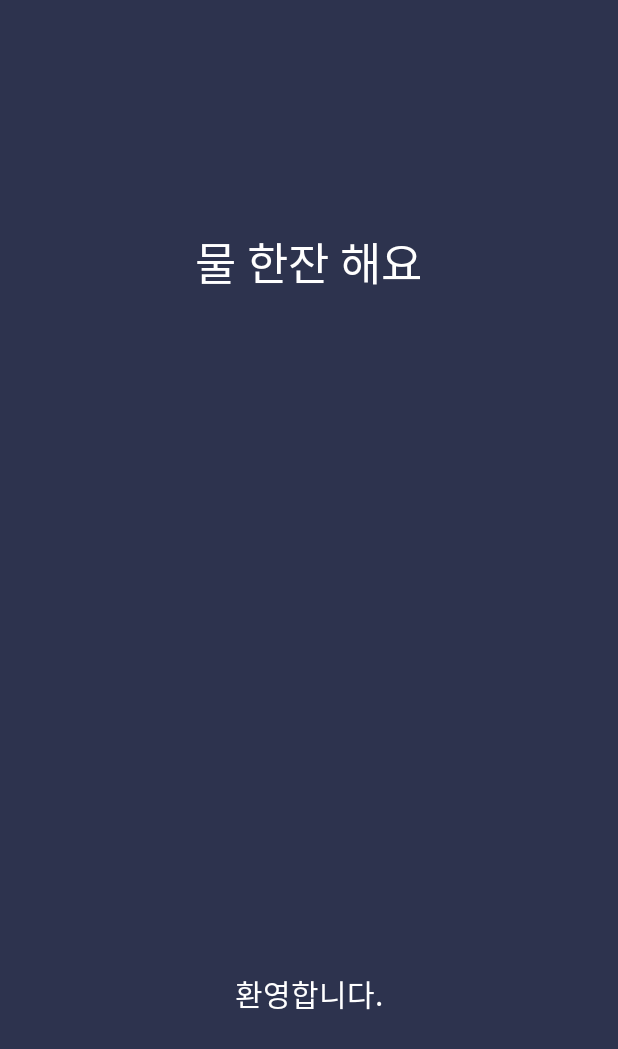
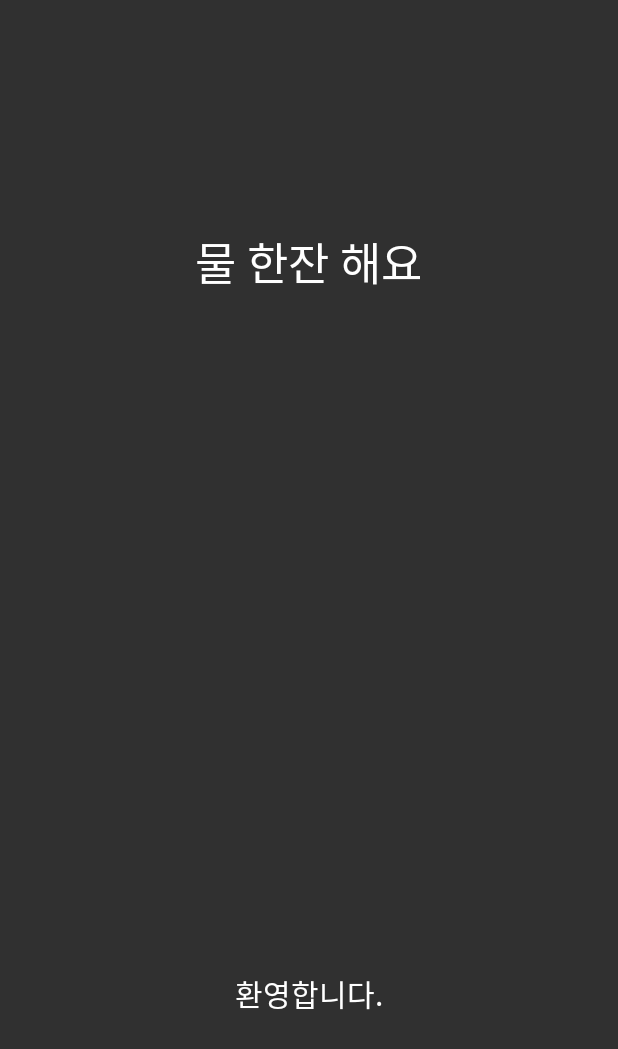
Before and after one commit to skydoves/All-In-One, an Android app: the layout layout_intro01.xml on its own in the app's theme, with its tools: preview values and no code run, on a phone screen of 412 x 824 dp. Shown: the top 1049 px of the screen. Run offline under Robolectric (Android 15) with nearby library versions, the phone set to English and light mode, and no system bars.

```diff
--- a/app/src/main/res/layout/layout_intro01.xml
+++ b/app/src/main/res/layout/layout_intro01.xml
@@ -5,7 +5,7 @@
     android:layout_width="match_parent"
     android:layout_height="match_parent"
     android:layout_weight="10"
-    android:background="#2d334e"
+    android:background="@color/background"
     android:orientation="vertical">
 
     <Space
--- a/app/src/main/res/layout/layout_intro02.xml
+++ b/app/src/main/res/layout/layout_intro02.xml
@@ -5,7 +5,7 @@
     android:layout_width="match_parent"
     android:layout_height="match_parent"
     android:layout_weight="10"
-    android:background="#0a9184"
+    android:background="@color/background"
     android:orientation="vertical">
 
     <Space
```
Also changed, not shown: app/src/main/java/com/skydoves/allinone/view/ui/intro/AppIntroActivity.kt (+8 -1 lines).
